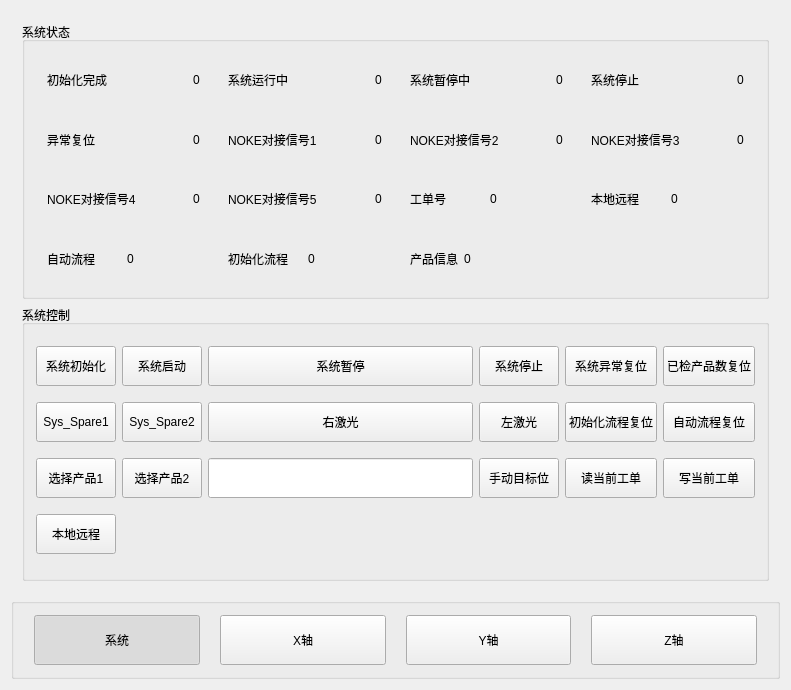
Old version of the form LPCContrlDialog.ui in the repository wangweiqq/S7PLCTest.
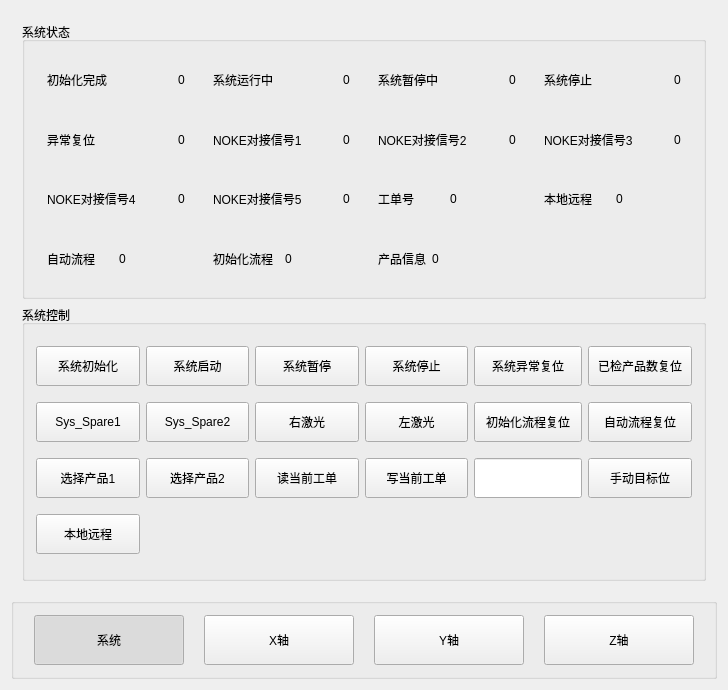
New version of the form.

The edit to the form file:
```diff
--- a/LPCContrlDialog.ui
+++ b/LPCContrlDialog.ui
@@ -6,8 +6,8 @@
    <rect>
     <x>0</x>
     <y>0</y>
-    <width>791</width>
-    <height>667</height>
+    <width>724</width>
+    <height>660</height>
    </rect>
   </property>
   <property name="windowTitle">
@@ -615,29 +615,6 @@
            </widget>
           </item>
           <item row="2" column="2">
-           <widget class="QLineEdit" name="X_WriteTargetPosition">
-            <property name="minimumSize">
-             <size>
-              <width>0</width>
-              <height>40</height>
-             </size>
-            </property>
-           </widget>
-          </item>
-          <item row="2" column="3">
-           <widget class="QPushButton" name="btnManul_X_Y_Z">
-            <property name="minimumSize">
-             <size>
-              <width>0</width>
-              <height>40</height>
-             </size>
-            </property>
-            <property name="text">
-             <string>手动目标位</string>
-            </property>
-           </widget>
-          </item>
-          <item row="2" column="4">
            <widget class="QPushButton" name="btnRRecipe">
             <property name="minimumSize">
              <size>
@@ -650,7 +627,7 @@
             </property>
            </widget>
           </item>
-          <item row="2" column="5">
+          <item row="2" column="3">
            <widget class="QPushButton" name="btnWRecipe">
             <property name="minimumSize">
              <size>
@@ -663,6 +640,35 @@
             </property>
            </widget>
           </item>
+          <item row="2" column="4">
+           <widget class="QLineEdit" name="X_WriteTargetPosition">
+            <property name="sizePolicy">
+             <sizepolicy hsizetype="Preferred" vsizetype="Fixed">
+              <horstretch>0</horstretch>
+              <verstretch>0</verstretch>
+             </sizepolicy>
+            </property>
+            <property name="minimumSize">
+             <size>
+              <width>0</width>
+              <height>40</height>
+             </size>
+            </property>
+           </widget>
+          </item>
+          <item row="2" column="5">
+           <widget class="QPushButton" name="btnManul_X_Y_Z">
+            <property name="minimumSize">
+             <size>
+              <width>0</width>
+              <height>40</height>
+             </size>
+            </property>
+            <property name="text">
+             <string>手动目标位</string>
+            </property>
+           </widget>
+          </item>
           <item row="3" column="0">
            <widget class="QPushButton" name="btnLocalOnLine">
             <property name="minimumSize">
```
Left out of the diff: 114 changed lines with no effect on the pictures.
